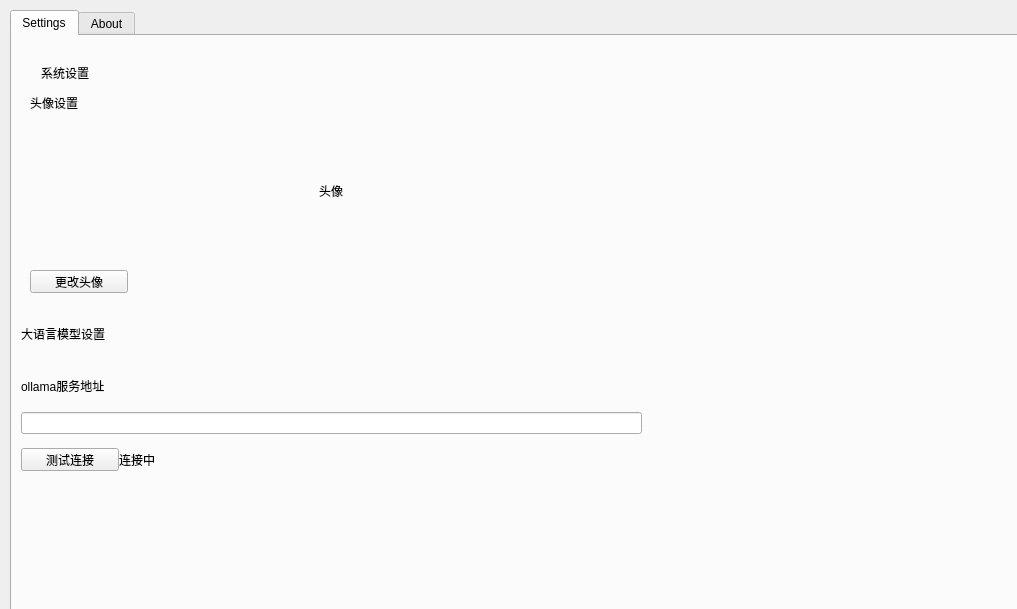
Qt form src/settings.ui (vmomenv/MOMODeskMind) before a commit.
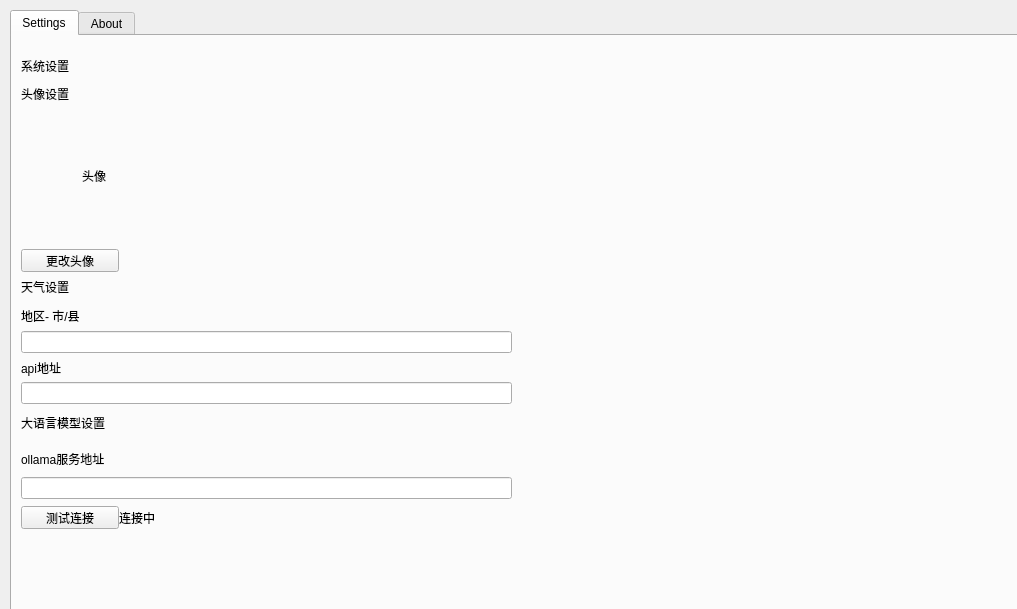
The same form after that commit.

Commit message: 修改设置界面继承于Qwidget

Patch:
```diff
--- a/src/settings.ui
+++ b/src/settings.ui
@@ -38,10 +38,10 @@
        <widget class="QLabel" name="label_4">
         <property name="geometry">
          <rect>
-          <x>20</x>
-          <y>20</y>
-          <width>53</width>
-          <height>15</height>
+          <x>0</x>
+          <y>10</y>
+          <width>61</width>
+          <height>21</height>
          </rect>
         </property>
         <property name="text">
@@ -53,14 +53,44 @@
          <rect>
           <x>0</x>
           <y>40</y>
-          <width>621</width>
-          <height>401</height>
+          <width>491</width>
+          <height>451</height>
          </rect>
         </property>
         <layout class="QVBoxLayout" name="verticalLayout_6">
+         <property name="spacing">
+          <number>0</number>
+         </property>
+         <property name="leftMargin">
+          <number>0</number>
+         </property>
+         <property name="topMargin">
+          <number>0</number>
+         </property>
+         <property name="rightMargin">
+          <number>0</number>
+         </property>
+         <property name="bottomMargin">
+          <number>0</number>
+         </property>
          <item>
           <widget class="QWidget" name="widget_3" native="true">
            <layout class="QVBoxLayout" name="verticalLayout_3">
+            <property name="spacing">
+             <number>0</number>
+            </property>
+            <property name="leftMargin">
+             <number>0</number>
+            </property>
+            <property name="topMargin">
+             <number>0</number>
+            </property>
+            <property name="rightMargin">
+             <number>0</number>
+            </property>
+            <property name="bottomMargin">
+             <number>0</number>
+            </property>
             <item>
              <widget class="QLabel" name="label_5">
               <property name="text">
@@ -93,6 +123,19 @@
                  </property>
                 </widget>
                </item>
+               <item>
+                <spacer name="horizontalSpacer">
+                 <property name="orientation">
+                  <enum>Qt::Orientation::Horizontal</enum>
+                 </property>
+                 <property name="sizeHint" stdset="0">
+                  <size>
+                   <width>336</width>
+                   <height>20</height>
+                  </size>
+                 </property>
+                </spacer>
+               </item>
               </layout>
              </widget>
             </item>
@@ -121,6 +164,54 @@
            </layout>
           </widget>
          </item>
+         <item>
+          <widget class="QWidget" name="widget_9" native="true">
+           <layout class="QVBoxLayout" name="verticalLayout_7">
+            <property name="spacing">
+             <number>0</number>
+            </property>
+            <property name="leftMargin">
+             <number>0</number>
+            </property>
+            <property name="topMargin">
+             <number>0</number>
+            </property>
+            <property name="rightMargin">
+             <number>0</number>
+            </property>
+            <property name="bottomMargin">
+             <number>0</number>
+            </property>
+            <item>
+             <widget class="QLabel" name="label_9">
+              <property name="text">
+               <string>天气设置</string>
+              </property>
+             </widget>
+            </item>
+            <item>
+             <widget class="QLabel" name="label_10">
+              <property name="text">
+               <string>地区- 市/县</string>
+              </property>
+             </widget>
+            </item>
+            <item>
+             <widget class="QLineEdit" name="lineEdit_2"/>
+            </item>
+            <item>
+             <widget class="QLabel" name="label_11">
+              <property name="text">
+               <string>api地址</string>
+              </property>
+             </widget>
+            </item>
+            <item>
+             <widget class="QLineEdit" name="lineEdit_3"/>
+            </item>
+           </layout>
+          </widget>
+         </item>
          <item>
           <widget class="QWidget" name="widget_7" native="true">
            <layout class="QVBoxLayout" name="verticalLayout_5">
@@ -172,7 +263,14 @@
                 </widget>
                </item>
                <item>
-                <widget class="QLineEdit" name="lineEdit"/>
+                <widget class="QLineEdit" name="lineEdit">
+                 <property name="autoFillBackground">
+                  <bool>false</bool>
+                 </property>
+                 <property name="frame">
+                  <bool>true</bool>
+                 </property>
+                </widget>
                </item>
                <item>
                 <widget class="QWidget" name="widget_5" native="true">
```
The commit also changes 1 other file.
